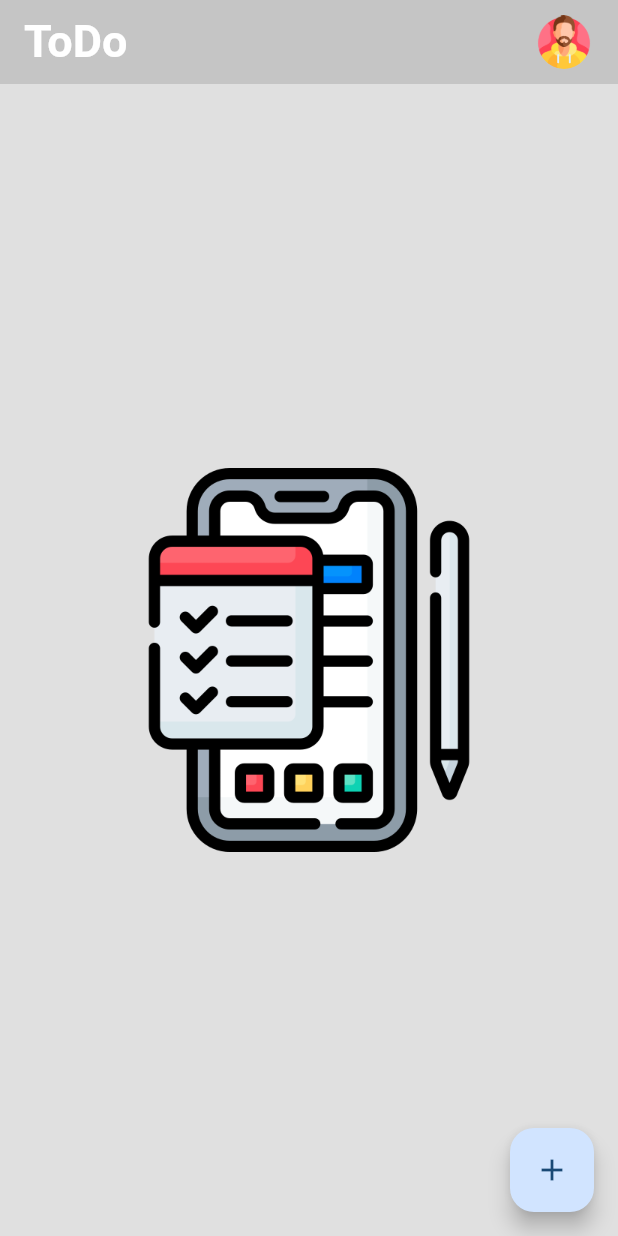
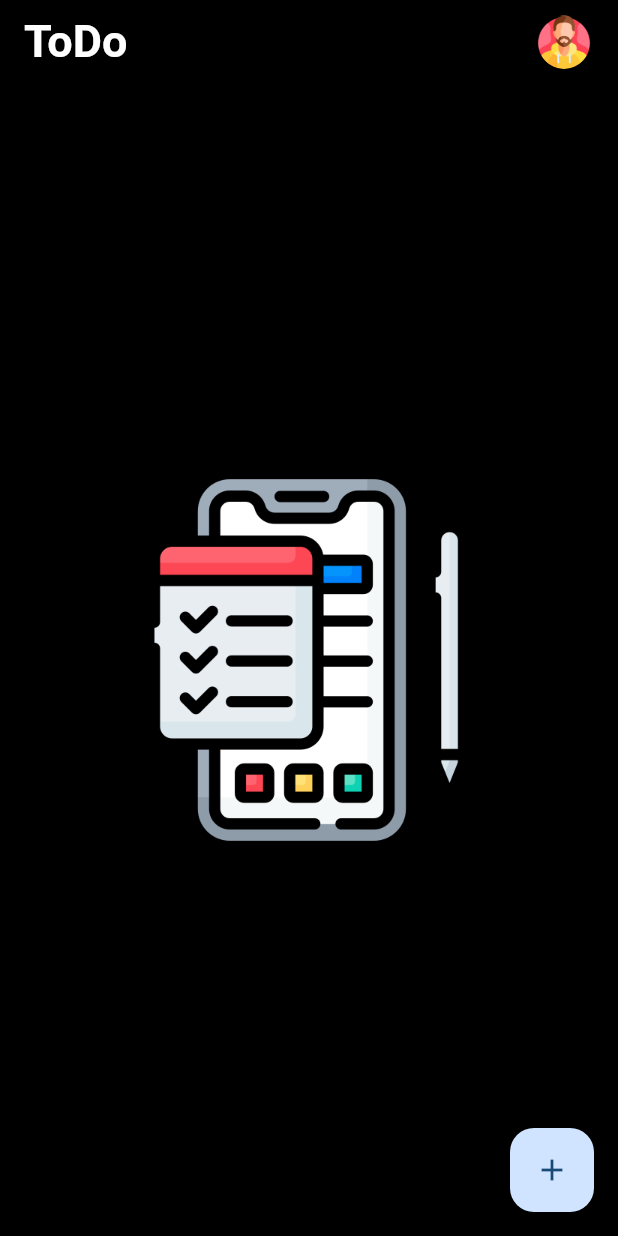
Before and after one commit to KerlosGirgis/Todo, a Flutter app: the screen it shows after launch, on a phone screen of 412 x 824 dp. Run offline on Flutter 3.47's test engine with Material 3 defaults, Android fonts, the phone set to English and light mode, and no system bars; our stand-ins replace auto_size_text, image_picker, sqflite; accounts and stored records are empty.

Commit message:
minor improvements

```diff
--- a/lib/services/color_provider.dart
+++ b/lib/services/color_provider.dart
@@ -31,8 +31,8 @@ class ColorProvider{
       appTitle = Colors.white;
       subtitle = Colors.grey;
       dateAndTime = Colors.white;
-      homePageBackground = Colors.black12;
-      profilePageBackground = Colors.black12;
+      homePageBackground = Colors.black;
+      profilePageBackground = Colors.black;
       userNameAlert = Colors.white;
       profileAlertBackground =Colors.grey.withOpacity(.7);
       cardBackground = Colors.white.withOpacity(.9);
--- a/pubspec.yaml
+++ b/pubspec.yaml
@@ -44,6 +44,7 @@ dependencies:
   intl: ^0.19.0
   flutter_launcher_icons: ^0.13.1
   auto_size_text: ^3.0.0
+  page_transition: ^2.1.0
 
 dev_dependencies:
   flutter_test:
```
Also changed, not shown: lib/pages/home_page.dart (+17 -6 lines), pubspec.lock.
